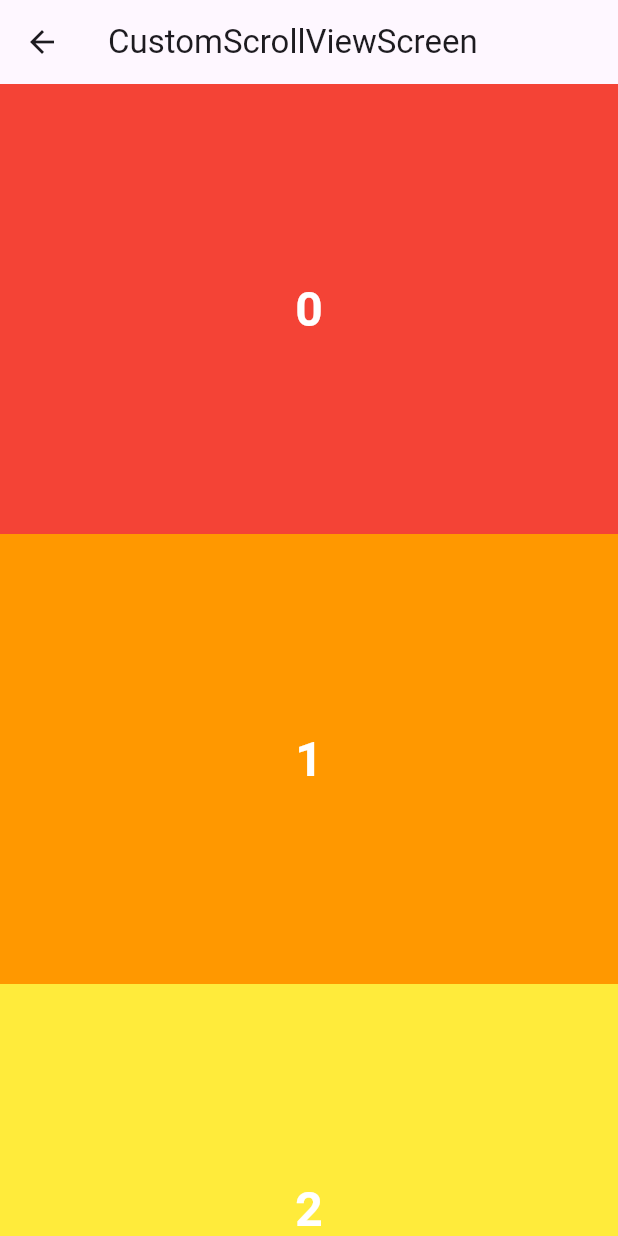
After one commit to Ohjinseo2022/flutter, a Flutter app: the CustomScrollViewScreen screen opened directly, on a phone screen of 412 x 824 dp. The commit adds this screen. Run offline on Flutter 3.47's test engine with Material 3 defaults, Android fonts, the phone set to English and light mode, and no system bars; our stand-ins replace dio, drift, geolocator, get_it, google_maps_flutter, image_picker and 7 more; missing offline and left inert: agora_rtc_engine, dart:ffi, sqlite3; accounts and stored records are empty; generated files the repository leaves out were written again.

Commit message:
custom scroller

```diff
--- /dev/null
+++ b/scrollable_widgets/lib/screen/custom_scroll_view_screen.dart
@@ -0,0 +1,95 @@
+import 'package:flutter/cupertino.dart';
+import 'package:flutter/material.dart';
+import 'package:flutter/widgets.dart';
+import 'package:scrollable_widgets/const/colors.dart';
+import 'package:scrollable_widgets/layout/main_layoyut.dart';
+
+class CustomScrollViewScreen extends StatefulWidget {
+  const CustomScrollViewScreen({super.key});
+
+  @override
+  State<CustomScrollViewScreen> createState() => _CustomScrollViewScreenState();
+}
+
+class _CustomScrollViewScreenState extends State<CustomScrollViewScreen> {
+  final List<int> numbers = List.generate(100, (index) => index);
+  @override
+  Widget build(BuildContext context) {
+    return Scaffold(
+      body: CustomScrollView(
+        slivers: [
+          SliverAppBar(
+            title: Text('CustomScrollViewScreen'),
+          ),
+          renderBuilderSliverList(),
+        ],
+      ),
+      // Column(
+      //   children: [
+      //     // 컬럼안에서 사용할땐 Expanded 로 감싸야함
+      //     Expanded(
+      //       child: ListView(
+      //         children: rainbowColors
+      //             .map((color) => renderContainer(color: color, index: 1))
+      //             .toList(),
+      //       ),
+      //     ),
+      //     Expanded(
+      //       child: GridView.count(
+      //         crossAxisCount: 2,
+      //         children: rainbowColors
+      //             .map((color) => renderContainer(color: color, index: 1))
+      //             .toList(),
+      //       ),
+      //     )
+      //   ],
+      // ),
+    );
+  }
+
+  // ListView 기본 생성자와 유사함.
+  SliverList renderChildSliverList() {
+    return SliverList(
+      delegate: SliverChildListDelegate(
+        numbers
+            .map(
+              (num) => renderContainer(
+                  color: rainbowColors[num % rainbowColors.length], index: num),
+            )
+            .toList(),
+      ),
+    );
+  }
+
+  //ListView.builder 생성자와 유사함.
+  SliverList renderBuilderSliverList() {
+    return SliverList(
+        delegate: SliverChildBuilderDelegate(
+      (context, index) {
+        return renderContainer(
+            color: rainbowColors[index % rainbowColors.length], index: index);
+      },
+      childCount: 100,
+    ));
+  }
+
+  Widget renderContainer(
+      {required Color color, required int index, double? height}) {
+    print(index);
+
+    return Container(
+      height: height ?? 300,
+      color: color,
+      child: Center(
+        child: Text(
+          '$index',
+          style: TextStyle(
+            color: Colors.white,
+            fontSize: 32,
+            fontWeight: FontWeight.w700,
+          ),
+        ),
+      ),
+    );
+  }
+}
--- a/scrollable_widgets/lib/screen/home_screen.dart
+++ b/scrollable_widgets/lib/screen/home_screen.dart
@@ -1,7 +1,9 @@
 import 'package:flutter/material.dart';
 import 'package:scrollable_widgets/layout/main_layoyut.dart';
+import 'package:scrollable_widgets/screen/custom_scroll_view_screen.dart';
 import 'package:scrollable_widgets/screen/grid_view_screen.dart';
 import 'package:scrollable_widgets/screen/list_view_screen.dart';
+import 'package:scrollable_widgets/screen/reorderable_list_view_screen.dart';
 import 'package:scrollable_widgets/screen/single_child_scroll_view_screen.dart';
 
 class ScreenModel {
@@ -34,8 +36,17 @@ class _HomeScreenState extends State<HomeScreen> {
       builder: (_) => GridViewScreen(),
       name: "GridViewScreen",
     ),
+    ScreenModel(
+      builder: (_) => ReorderableListViewScreen(),
+      name: "ReorderableListViewScreen",
+    ),
+    ScreenModel(
+      builder: (_) => CustomScrollViewScreen(),
+      name: "CustomScrollViewScreen",
+    ),
   ];
 
+  // ReorderableListViewScreen
   @override
   Widget build(BuildContext context) {
     return MainLayout(
```
Also changed, not shown: scrollable_widgets/lib/screen/grid_view_screen.dart (+56 -5 lines), scrollable_widgets/lib/screen/reorderable_list_view_screen.dart (added, +109 -0 lines).
